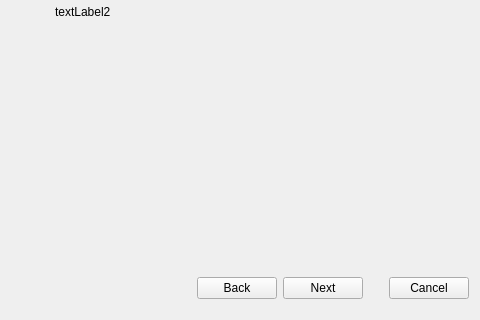
Before: the Qt Designer form gui/qt/liveinstaller.ui in chenhan1218/ubiquity, drawn with Qt 5; both pictures show x 315 to 795 and y 288 to 608 of the 795 by 608 pixel window.
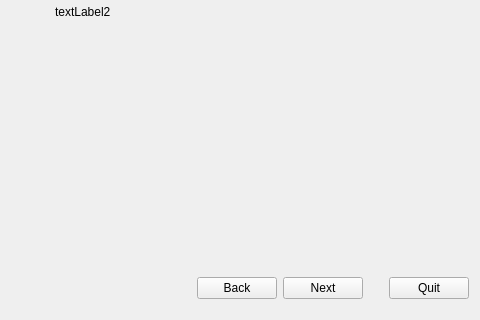
After: the same form once the commit is applied. Icons and pictures are not drawn.

Commit message: Rename main Cancel button to Quit, and adjust the quit dialog text slightly so that we consistently use "quit" as the action verb and "cancel" clearly means to cancel the dialog (LP: #45690).

What changed in the file:
```diff
--- a/gui/qt/liveinstaller.ui
+++ b/gui/qt/liveinstaller.ui
@@ -1745,7 +1745,7 @@
      <item>
       <widget class="QPushButton" name="cancel" >
        <property name="text" >
-        <string>Cancel</string>
+        <string>Quit</string>
        </property>
       </widget>
      </item>
```
Left out of the diff: 4 changed lines with no effect on the pictures. The commit also changes 85 other files.
